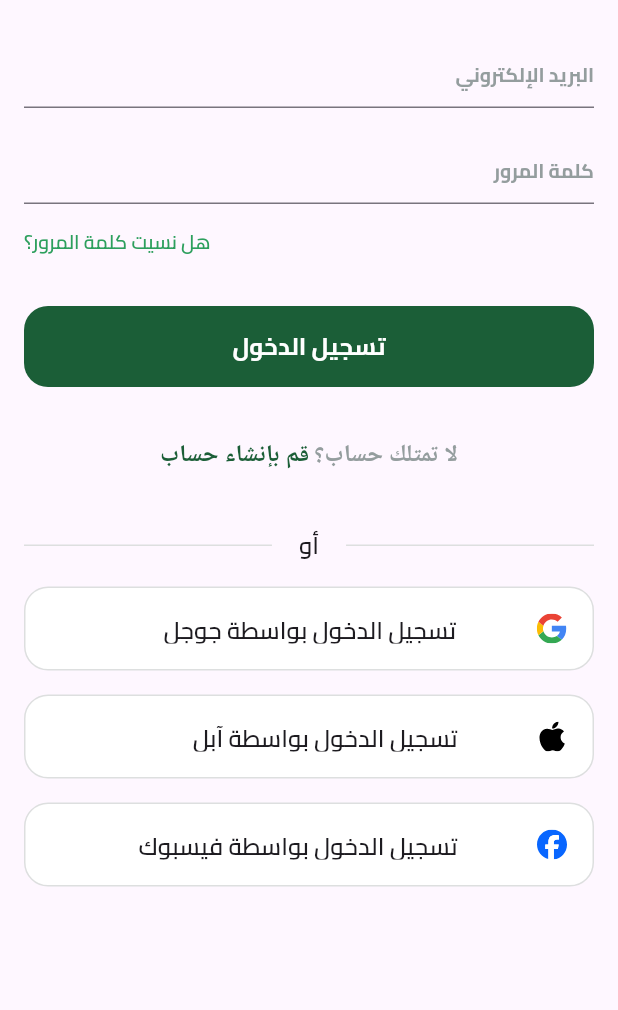
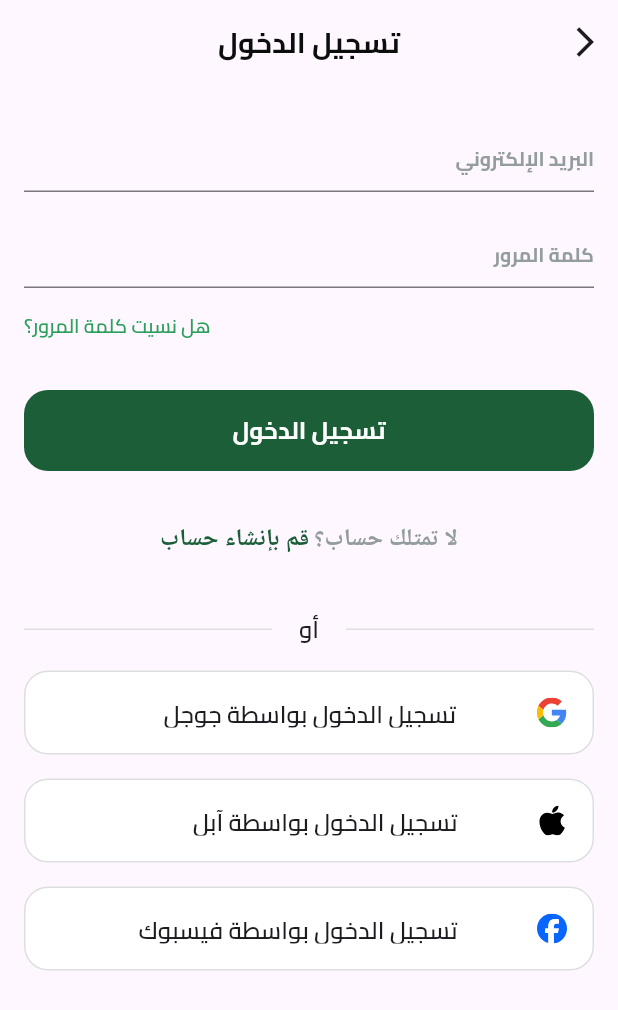
Before and after one commit to AlhassanSalem/fruits-ecommerce, a Flutter app: the LoginView screen opened by its route, on a phone screen of 412 x 824 dp. Shown: the top 1010 px of the screen. Run offline on Flutter 3.47's test engine with Material 3 defaults, Android fonts, the phone set to English and light mode, and no system bars; our stand-ins replace easy_localization, flutter_svg, shared_preferences; accounts and stored records are empty.

Commit message:
- added app bar to LoginView with localized title

```diff
--- a/lib/features/auth/presentaion/views/login_view.dart
+++ b/lib/features/auth/presentaion/views/login_view.dart
@@ -1,3 +1,5 @@
+import 'package:ecommerce_fruits/core/helper/locale_keys.dart';
+import 'package:ecommerce_fruits/core/widgets/custom_app_bar.dart';
 import 'package:ecommerce_fruits/features/auth/presentaion/views/widgets/login_view_body.dart';
 import 'package:flutter/material.dart';
 
@@ -7,7 +9,10 @@ class LoginView extends StatelessWidget {
   @override
   Widget build(BuildContext context) {
     return Scaffold(
+      appBar: customAppBar(context, title : LocaleKeys.login),
       body: const LoginViewBody(),
     );
   }
+
+
 }
```
